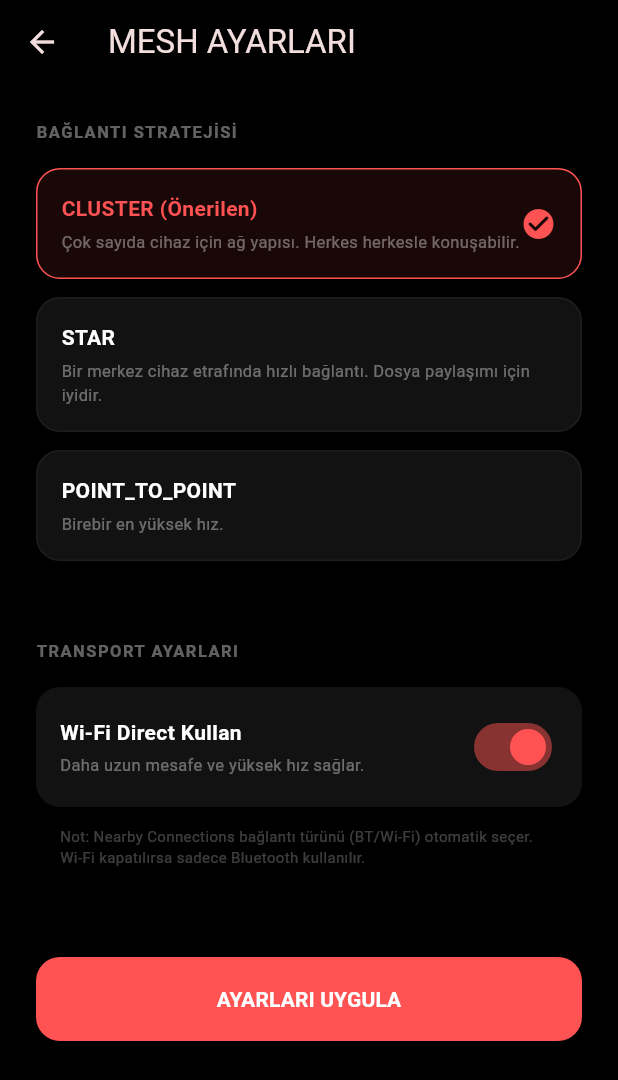
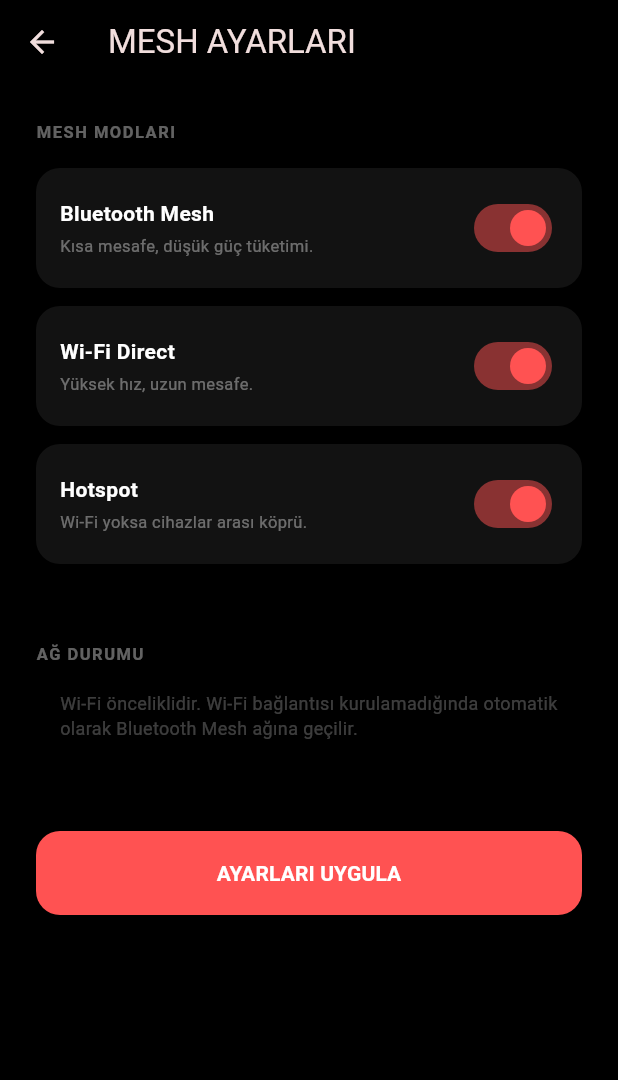
Before and after one commit to FunTeknoloji/quakesafe-app, a Flutter app: the MeshSettingsScreen screen opened directly, on a phone screen of 412 x 824 dp. Shown: the top 1080 px of the screen. Run offline on Flutter 3.47's test engine with Material 3 defaults, Android fonts, the phone set to English and light mode, and no system bars; our stand-ins replace audioplayers, battery_plus, file_picker, flutter_compass, flutter_contacts, flutter_local_notifications and 13 more; missing offline and left inert: audio_session, flutter_background_service, flutter_background_service_android, nearby_connections, record, screen_brightness and 2 more; accounts and stored records are empty.

Commit message:
feat: finalize quakesafe pure offline tactical app with p2p mesh, voice calls, and emergency tools
- Implemented robust P2P Mesh Networking using Nearby Connections.
- Added Voice Calls with Push-To-Talk (PTT), Speaker toggle, and recording.
- Developed Advanced Notepad with multiple entries and attachments (images, files).
- Integrated STT (Speech-to-Text) for chat and notes, and TTS (Text-to-Speech) for messages.
- Overhauled Tools: Tactical Compass, Spirit Level, SOS Flashlight, Sirens, Whistle, and high-frequency signals.
- Localized Calendar to Turkish with dynamic event management via SQLite.
- Implemented persistent Background Service for mesh monitoring and notifications.
- Improved stability with staged permission flow (MainGate) and battery-aware mesh throttling.
- Unified tactical UI theme (Pure Black/Red) and localized all labels to Turkish.
- Fixed critical build issues and namespace conflicts in third-party plugins.

```diff
--- a/lib/screens/tools/mesh_settings_screen.dart
+++ b/lib/screens/tools/mesh_settings_screen.dart
@@ -11,8 +11,9 @@ class MeshSettingsScreen extends StatefulWidget {
 }
 
 class _MeshSettingsScreenState extends State<MeshSettingsScreen> {
-  String _selectedStrategy = 'CLUSTER';
-  bool _preferWifi = true;
+  bool _useBluetooth = true;
+  bool _useWifi = true;
+  bool _useHotspot = true;
 
   @override
   void initState() {
@@ -23,15 +24,17 @@ class _MeshSettingsScreenState extends State<MeshSettingsScreen> {
   Future<void> _loadSettings() async {
     final prefs = await SharedPreferences.getInstance();
     setState(() {
-      _selectedStrategy = prefs.getString('mesh_strategy') ?? 'CLUSTER';
-      _preferWifi = prefs.getBool('mesh_prefer_wifi') ?? true;
+      _useBluetooth = prefs.getBool('mesh_use_bluetooth') ?? true;
+      _useWifi = prefs.getBool('mesh_use_wifi') ?? true;
+      _useHotspot = prefs.getBool('mesh_use_hotspot') ?? true;
     });
   }
 
   Future<void> _saveSettings() async {
     final prefs = await SharedPreferences.getInstance();
-    await prefs.setString('mesh_strategy', _selectedStrategy);
-    await prefs.setBool('mesh_prefer_wifi', _preferWifi);
+    await prefs.setBool('mesh_use_bluetooth', _useBluetooth);
+    await prefs.setBool('mesh_use_wifi', _useWifi);
+    await prefs.setBool('mesh_use_hotspot', _useHotspot);
 
     // Restart mesh with new settings
     final p2p = P2PConnectionService();
@@ -56,20 +59,19 @@ class _MeshSettingsScreenState extends State<MeshSettingsScreen> {
         child: Column(
           crossAxisAlignment: CrossAxisAlignment.start,
           children: [
-            const Text('BAĞLANTI STRATEJİSİ', style: TextStyle(color: Colors.white38, fontSize: 11, fontWeight: FontWeight.bold, letterSpacing: 1)),
+            const Text('MESH MODLARI', style: TextStyle(color: Colors.white38, fontSize: 11, fontWeight: FontWeight.bold, letterSpacing: 1)),
             const SizedBox(height: 16),
-            _buildStrategyTile('CLUSTER (Önerilen)', 'Çok sayıda cihaz için ağ yapısı. Herkes herkesle konuşabilir.', 'CLUSTER'),
-            _buildStrategyTile('STAR', 'Bir merkez cihaz etrafında hızlı bağlantı. Dosya paylaşımı için iyidir.', 'STAR'),
-            _buildStrategyTile('POINT_TO_POINT', 'Birebir en yüksek hız.', 'P2P'),
+            _buildToggleTile('Bluetooth Mesh', 'Kısa mesafe, düşük güç tüketimi.', _useBluetooth, (v) => setState(() => _useBluetooth = v)),
+            _buildToggleTile('Wi-Fi Direct', 'Yüksek hız, uzun mesafe.', _useWifi, (v) => setState(() => _useWifi = v)),
+            _buildToggleTile('Hotspot', 'Wi-Fi yoksa cihazlar arası köprü.', _useHotspot, (v) => setState(() => _useHotspot = v)),
             const SizedBox(height: 40),
-            const Text('TRANSPORT AYARLARI', style: TextStyle(color: Colors.white38, fontSize: 11, fontWeight: FontWeight.bold, letterSpacing: 1)),
+            const Text('AĞ DURUMU', style: TextStyle(color: Colors.white38, fontSize: 11, fontWeight: FontWeight.bold, letterSpacing: 1)),
             const SizedBox(height: 16),
-            _buildToggleTile('Wi-Fi Direct Kullan', 'Daha uzun mesafe ve yüksek hız sağlar.', _preferWifi, (v) => setState(() => _preferWifi = v)),
             const Padding(
               padding: EdgeInsets.symmetric(horizontal: 16),
               child: Text(
-                'Not: Nearby Connections bağlantı türünü (BT/Wi-Fi) otomatik seçer. Wi-Fi kapatılırsa sadece Bluetooth kullanılır.',
-                style: TextStyle(color: Colors.white24, fontSize: 10),
+                'Wi-Fi önceliklidir. Wi-Fi bağlantısı kurulamadığında otomatik olarak Bluetooth Mesh ağına geçilir.',
+                style: TextStyle(color: Colors.white24, fontSize: 12),
               ),
             ),
             const SizedBox(height: 60),
@@ -92,36 +94,6 @@ class _MeshSettingsScreenState extends State<MeshSettingsScreen> {
     );
   }
 
-  Widget _buildStrategyTile(String title, String desc, String value) {
-    bool isSelected = _selectedStrategy == value;
-    return GestureDetector(
-      onTap: () => setState(() => _selectedStrategy = value),
-      child: Container(
-        margin: const EdgeInsets.only(bottom: 12),
-        padding: const EdgeInsets.all(16),
-        decoration: BoxDecoration(
-          color: isSelected ? Colors.redAccent.withOpacity(0.1) : const Color(0xFF121212),
-          borderRadius: BorderRadius.circular(16),
-          border: Border.all(color: isSelected ? Colors.redAccent : Colors.white.withOpacity(0.05)),
-        ),
-        child: Row(
-          children: [
-            Expanded(
-              child: Column(
-                crossAxisAlignment: CrossAxisAlignment.start,
-                children: [
-                  Text(title, style: TextStyle(color: isSelected ? Colors.redAccent : Colors.white, fontWeight: FontWeight.bold)),
-                  const SizedBox(height: 4),
-                  Text(desc, style: const TextStyle(color: Colors.white38, fontSize: 11)),
-                ],
-              ),
-            ),
-            if (isSelected) const Icon(Icons.check_circle_rounded, color: Colors.redAccent),
-          ],
-        ),
-      ),
-    );
-  }
 
   Widget _buildToggleTile(String title, String desc, bool value, Function(bool) onChanged) {
     return Container(
--- a/lib/screens/tools_screen.dart
+++ b/lib/screens/tools_screen.dart
@@ -416,7 +416,7 @@ class _ToolsScreenState extends State<ToolsScreen> {
                           crossAxisAlignment: CrossAxisAlignment.start,
                           children: [
                             Text(devices[i].endpointName, style: const TextStyle(color: Colors.white, fontWeight: FontWeight.bold, fontSize: 13)),
-                            const Text('P2P Mesh Link', style: TextStyle(color: Colors.white24, fontSize: 9)),
+                            const Text('P2P Mesh Bağlantısı', style: TextStyle(color: Colors.white24, fontSize: 9)),
                           ],
                         ),
                         const Spacer(),
--- a/lib/services/p2p_connection_service.dart
+++ b/lib/services/p2p_connection_service.dart
@@ -15,6 +15,7 @@ class P2PConnectionService extends ChangeNotifier {
     _startQueueProcessor();
   }
 
+  static const String _serviceId = "com.quakesafe.app.mesh";
   Strategy strategy = Strategy.P2P_CLUSTER;
   Map<String, ConnectionInfo> endpointMap = {};
   Map<String, int> connectionQuality = {}; // Stability score
@@ -237,11 +238,13 @@ class P2PConnectionService extends ChangeNotifier {
 
     // Load strategy from settings
     final prefs = await SharedPreferences.getInstance();
-    String stratStr = prefs.getString('mesh_strategy') ?? 'CLUSTER';
-    if (stratStr == 'STAR') {
-      strategy = Strategy.P2P_STAR;
-    } else if (stratStr == 'P2P') {
-      strategy = Strategy.P2P_POINT_TO_POINT;
+    bool useBT = prefs.getBool('mesh_use_bluetooth') ?? true;
+    bool useWifi = prefs.getBool('mesh_use_wifi') ?? true;
+
+    if (useBT && !useWifi) {
+      strategy = Strategy.P2P_CLUSTER; // Bluetooth optimized
+    } else if (useWifi) {
+      strategy = Strategy.P2P_STAR; // Wi-Fi optimized
     } else {
       strategy = Strategy.P2P_CLUSTER;
     }
@@ -263,6 +266,7 @@ class P2PConnectionService extends ChangeNotifier {
       bool success = await Nearby().startAdvertising(
         userName,
         strategy,
+        serviceId: _serviceId,
         onConnectionInitiated: (id, info) {
           debugPrint('Connection Initiated: $id');
           endpointMap[id] = info;
@@ -298,6 +302,7 @@ class P2PConnectionService extends ChangeNotifier {
       bool success = await Nearby().startDiscovery(
         userName,
         strategy,
+        serviceId: _serviceId,
         onEndpointFound: (id, name, serviceId) {
           debugPrint('Endpoint Found: $id ($name)');
           Nearby().requestConnection(
--- a/pubspec.yaml
+++ b/pubspec.yaml
@@ -65,6 +65,9 @@ dependencies:
   flutter_background_service_android: ^6.3.1
   file_picker: ^10.3.8
   audio_session: ^0.2.2
+  speech_to_text: ^7.3.0
+  flutter_tts: ^4.2.5
+  device_info_plus: ^12.3.0
 
 dev_dependencies:
   flutter_test:
```
Also changed, not shown: lib/screens/chat_screen.dart (+79 -33 lines), lib/screens/tools/note_detail_screen.dart (+21 -16 lines), lib/screens/voice_call_screen.dart (+77 -20 lines), lib/services/background_service.dart (+2 -16 lines), lib/services/notification_service.dart (+6 -4 lines), lib/services/voice_call_service.dart (+51 -8 lines), pubspec.lock.
